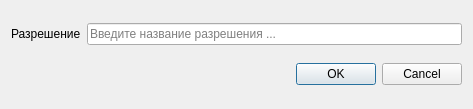
Old version of the form klever/managers/autorization/widgets/settings/addpromissiondialog.ui in the repository gen1izh/cpp.
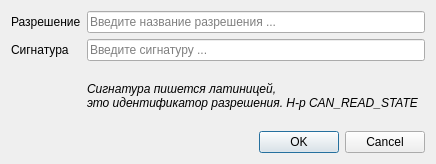
New version of the form.

Patch:
```diff
--- a/klever/managers/autorization/widgets/settings/addpromissiondialog.ui
+++ b/klever/managers/autorization/widgets/settings/addpromissiondialog.ui
@@ -6,32 +6,29 @@
    <rect>
     <x>0</x>
     <y>0</y>
-    <width>473</width>
-    <height>109</height>
+    <width>424</width>
+    <height>164</height>
    </rect>
   </property>
   <property name="windowTitle">
    <string>Dialog</string>
   </property>
   <layout class="QGridLayout" name="gridLayout">
-   <item row="0" column="0">
-    <widget class="QLabel" name="label">
+   <item row="1" column="0">
+    <widget class="QLabel" name="signatureLabel">
      <property name="text">
-      <string>Разрешение</string>
+      <string>Сигнатура</string>
      </property>
     </widget>
    </item>
-   <item row="0" column="1">
-    <widget class="QLineEdit" name="lineEdit">
-     <property name="maxLength">
-      <number>50</number>
-     </property>
+   <item row="1" column="1" colspan="2">
+    <widget class="QLineEdit" name="signatureEdit">
      <property name="placeholderText">
-      <string>Введите название разрешения ...</string>
+      <string>Введите сигнатуру ...</string>
      </property>
     </widget>
    </item>
-   <item row="1" column="0" colspan="2">
+   <item row="3" column="0" colspan="3">
     <widget class="QDialogButtonBox" name="buttonBox">
      <property name="orientation">
       <enum>Qt::Horizontal</enum>
@@ -41,6 +38,30 @@
      </property>
     </widget>
    </item>
+   <item row="0" column="0">
+    <widget class="QLabel" name="promissionLabel">
+     <property name="text">
+      <string>Разрешение</string>
+     </property>
+    </widget>
+   </item>
+   <item row="0" column="1" colspan="2">
+    <widget class="QLineEdit" name="promissionEdit">
+     <property name="maxLength">
+      <number>50</number>
+     </property>
+     <property name="placeholderText">
+      <string>Введите название разрешения ...</string>
+     </property>
+    </widget>
+   </item>
+   <item row="2" column="1">
+    <widget class="QLabel" name="infoLabel">
+     <property name="text">
+      <string>&lt;html&gt;&lt;head/&gt;&lt;body&gt;&lt;p&gt;&lt;span style=&quot; font-style:italic;&quot;&gt;Сигнатура пишется латиницей,&lt;br/&gt; это идентификатор разрешения. Н-р CAN_READ_STATE&lt;/span&gt;&lt;/p&gt;&lt;/body&gt;&lt;/html&gt;</string>
+     </property>
+    </widget>
+   </item>
   </layout>
  </widget>
  <resources/>
```
